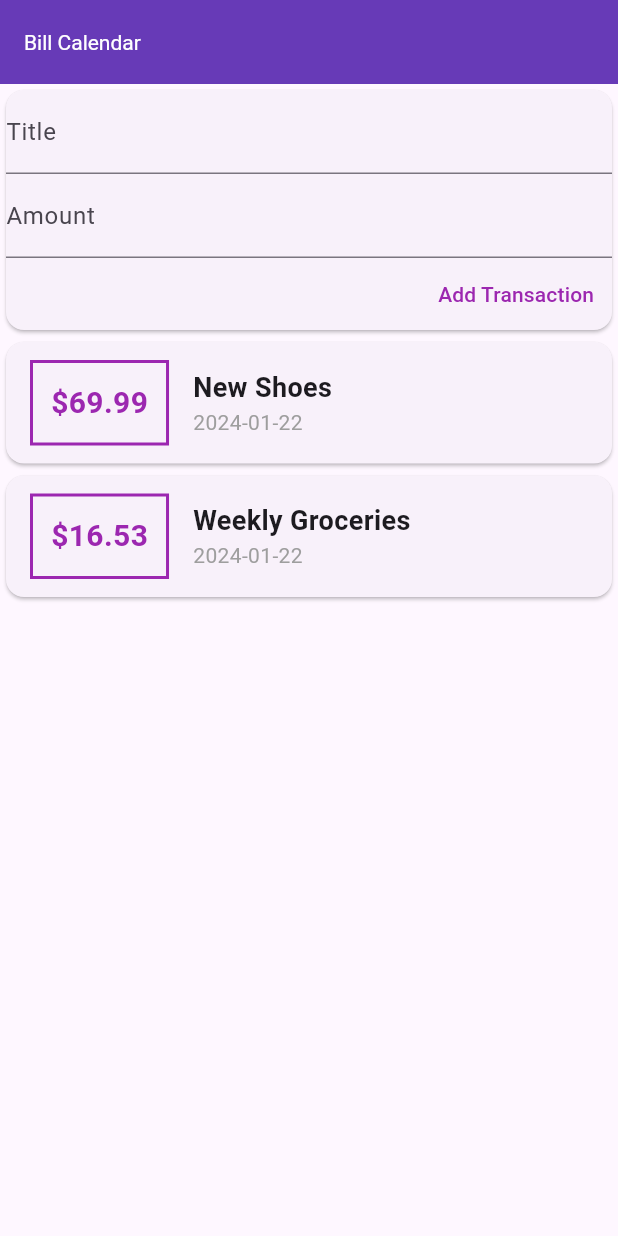
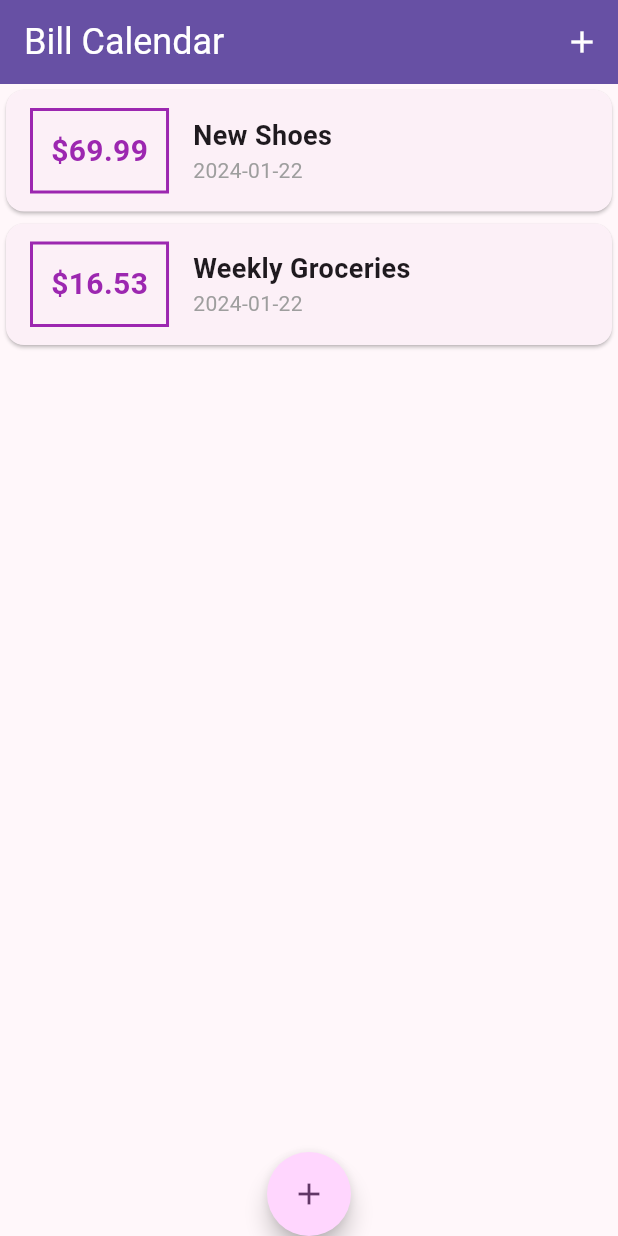
Before and after one commit to x842013824/bill_calendar, a Flutter app: the screen it shows after launch, on a phone screen of 412 x 824 dp. Run offline on Flutter 3.47's test engine with Material 3 defaults, Android fonts, the light colour scheme and no system bars.

Commit message:
提升状态至MyApp, 新建transaction一直bottomSheet中，ListView默认占据全屏高度

```diff
--- a/lib/main.dart
+++ b/lib/main.dart
@@ -1,45 +1,90 @@
 import 'package:flutter/material.dart';
-import './widghts/user_transactions.dart';
+import './models/transaction.dart';
+import './widghts/new_transaction.dart';
+import './widghts/transaction_list.dart';
 
 void main() {
   runApp(const MyApp());
 }
 
-class MyApp extends StatelessWidget {
+class MyApp extends StatefulWidget {
   const MyApp({super.key});
 
-  // This widget is the root of your application.
+  @override
+  State<MyApp> createState() => _MyAppState();
+}
+
+class _MyAppState extends State<MyApp> {
+  final List<Transaction> _transactions = [
+    Transaction(
+      uid: '1',
+      title: 'New Shoes',
+      amount: 69.99,
+      date: DateTime.now(),
+    ),
+    Transaction(
+      uid: '2',
+      title: 'Weekly Groceries',
+      amount: 16.53,
+      date: DateTime.now(),
+    ),
+  ];
+
+  final GlobalKey<ScaffoldState> _scaffoldKey = GlobalKey();
+
+  void _addTransaction(({String title, double amount}) record) {
+    final transaction = Transaction(
+      uid: DateTime.now().toString(),
+      title: record.title,
+      amount: record.amount,
+      date: DateTime.now(),
+    );
+
+    setState(() => _transactions.add(transaction));
+  }
+
+  void _startAddNewTransaction(BuildContext context) {
+    _scaffoldKey.currentState!.showBottomSheet(
+        (context) => NewTransaction(_addTransaction),
+        enableDrag: true);
+  }
+
   @override
   Widget build(BuildContext context) {
     const title = 'Bill Calendar';
 
     return MaterialApp(
-        title: title,
-        theme: ThemeData(
-          colorScheme: ColorScheme.fromSeed(seedColor: Colors.deepPurple),
-          appBarTheme: const AppBarTheme(
-            color: Colors.deepPurple,
-            titleTextStyle: TextStyle(color: Colors.white),
+      title: title,
+      debugShowCheckedModeBanner: false,
+      theme: ThemeData(
+        colorScheme: ColorScheme.fromSeed(seedColor: Colors.purple),
+        appBarTheme: AppBarTheme(
+          backgroundColor: ThemeData().colorScheme.primary,
+          titleTextStyle: TextStyle(
+            color: ThemeData().colorScheme.onPrimary,
+            fontSize: 24,
           ),
-          useMaterial3: true,
         ),
-        home: const MyHomePage(title: title));
-  }
-}
-
-class MyHomePage extends StatelessWidget {
-  final String title;
-
-  const MyHomePage({super.key, required this.title});
-
-  @override
-  Widget build(BuildContext context) {
-    return Scaffold(
-      appBar: AppBar(
-        title: Text(title),
+        useMaterial3: true,
       ),
-      body: const Column(
-        children: [UserTransactions()],
+      home: Scaffold(
+        key: _scaffoldKey,
+        appBar: AppBar(title: const Text(title), actions: [
+          IconButton(
+            onPressed: () => _startAddNewTransaction(context),
+            icon: const Icon(Icons.add),
+            color: Theme.of(context).colorScheme.onPrimary,
+          ),
+        ]),
+        body: Column(
+          children: [TransactionList(_transactions)],
+        ),
+        floatingActionButton: FloatingActionButton(
+          onPressed: () => _startAddNewTransaction(context),
+          shape: const CircleBorder(),
+          child: const Icon(Icons.add),
+        ),
+        floatingActionButtonLocation: FloatingActionButtonLocation.centerDocked,
       ),
     );
   }
--- a/lib/widghts/new_transaction.dart
+++ b/lib/widghts/new_transaction.dart
@@ -4,14 +4,15 @@ class NewTransaction extends StatelessWidget {
   final _titleController = TextEditingController();
   final _amountController = TextEditingController();
 
-  final Function addTransaction;
+  final ValueChanged<({String title, double amount})> onSubmit;
 
-  NewTransaction(this.addTransaction, {super.key});
+  NewTransaction(this.onSubmit, {super.key});
 
   @override
   Widget build(BuildContext context) {
     return Card(
       child: Column(
+        mainAxisSize: MainAxisSize.min,
         crossAxisAlignment: CrossAxisAlignment.end,
         children: [
           TextField(
@@ -21,11 +22,15 @@ class NewTransaction extends StatelessWidget {
           TextField(
             decoration: const InputDecoration(labelText: 'Amount'),
             controller: _amountController,
+            keyboardType: TextInputType.number,
           ),
           TextButton(
             onPressed: () {
-              addTransaction(
-                  _titleController.text, double.parse(_amountController.text));
+              final title = _titleController.text;
+              final amount = double.parse(_amountController.text);
+              if (title.isNotEmpty && amount > 0) {
+                onSubmit((title: title, amount: amount));
+              }
             },
             child: const Text(
               'Add Transaction',
--- a/lib/widghts/transaction_list.dart
+++ b/lib/widghts/transaction_list.dart
@@ -9,8 +9,10 @@ class TransactionList extends StatelessWidget {
 
   @override
   Widget build(BuildContext context) {
-    return Column(
-      children: _transactions.map((tx) {
+    return Expanded(
+      child: ListView.builder(
+        itemBuilder: (context, index) {
+          final tx = _transactions[index];
           return Card(
             child: Row(
               children: [
@@ -27,7 +29,7 @@ class TransactionList extends StatelessWidget {
                     ),
                   ),
                   child: Text(
-                  '\$${tx.amount}',
+                    '\$${tx.amount.toStringAsFixed(2)}',
                     style: const TextStyle(
                       fontWeight: FontWeight.bold,
                       fontSize: 20,
@@ -56,7 +58,9 @@ class TransactionList extends StatelessWidget {
               ],
             ),
           );
-      }).toList(),
+        },
+        itemCount: _transactions.length,
+      ),
     );
   }
 }
--- a/lib/widghts/user_transactions.dart
+++ /dev/null
@@ -1,50 +0,0 @@
-import 'package:flutter/material.dart';
-
-import '../models/transaction.dart';
-import './new_transaction.dart';
-import './transaction_list.dart';
-
-class UserTransactions extends StatefulWidget {
-  const UserTransactions({super.key});
-
-  @override
-  State<UserTransactions> createState() => _UserTransactionsState();
-}
-
-class _UserTransactionsState extends State<UserTransactions> {
-  final List<Transaction> _transactions = [
-    Transaction(
-      uid: '1',
-      title: 'New Shoes',
-      amount: 69.99,
-      date: DateTime.now(),
-    ),
-    Transaction(
-      uid: '2',
-      title: 'Weekly Groceries',
-      amount: 16.53,
-      date: DateTime.now(),
-    ),
-  ];
-
-  void _addTransaction(String title, double amount) {
-    final transaction = Transaction(
-      uid: DateTime.now().toString(),
-      title: title,
-      amount: amount,
-      date: DateTime.now(),
-    );
-
-    setState(() => _transactions.add(transaction));
-  }
-
-  @override
-  Widget build(BuildContext context) {
-    return Column(
-      children: [
-        NewTransaction(_addTransaction),
-        TransactionList(_transactions),
-      ],
-    );
-  }
-}
```
Lines whose indentation alone changed are shown as unchanged.
